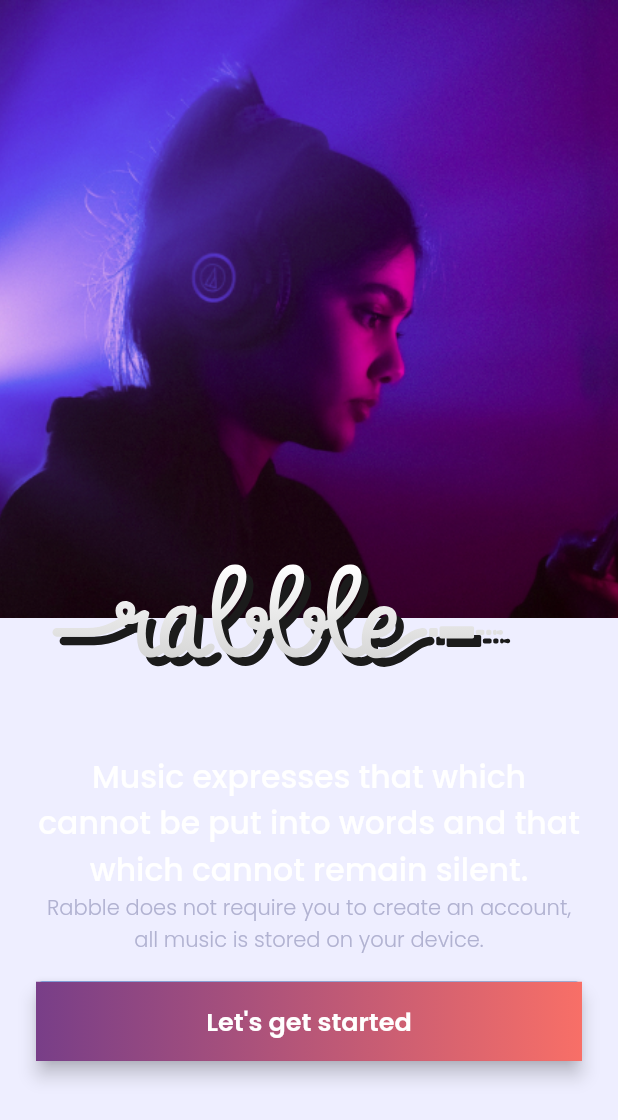
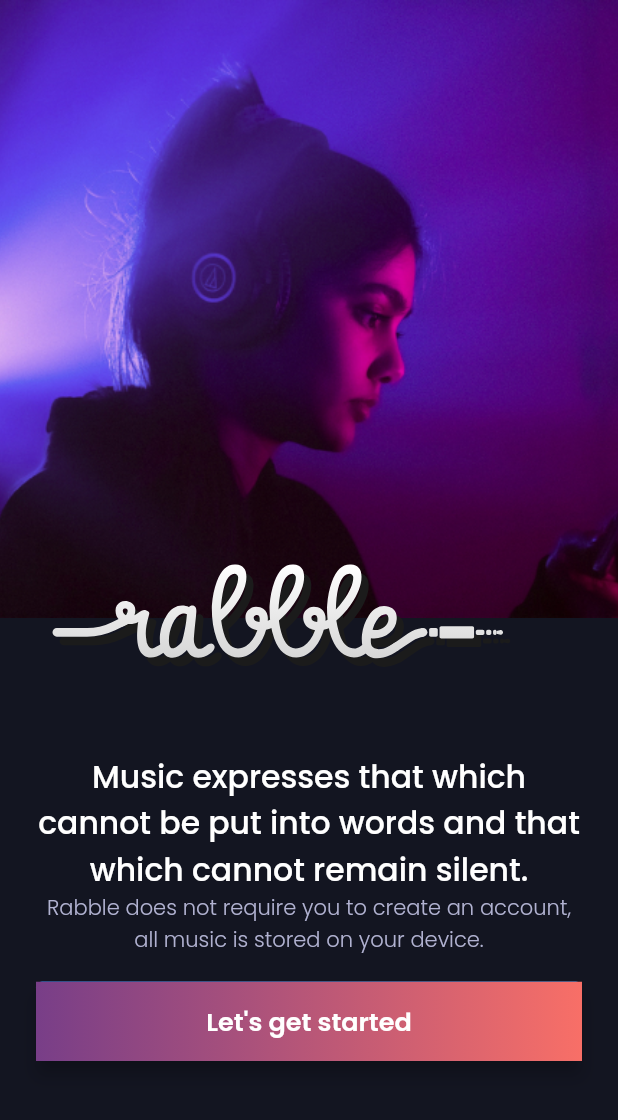
Before and after one commit to DannyPX/rabble, a Flutter app: the screen it shows after launch, on a phone screen of 412 x 824 dp. Shown: the top 1120 px of the screen. Run offline on Flutter 3.47's test engine with Material 2 defaults, Android fonts, the phone set to English and light mode, and no system bars; our stand-ins replace flutter_svg.

Commit message:
Fix bgColor

```diff
--- a/lib/constants.dart
+++ b/lib/constants.dart
@@ -1,7 +1,7 @@
 import 'package:flutter/material.dart';
 
 // Colors
-const cBackgroundColor = Color(0x131521FF);
+const cBackgroundColor = Color(0xFF131521);
 
 const cPrimaryColor = Color(0xFF783E88);
 const cSecondaryColor = Color(0xFFF86F67);
```
